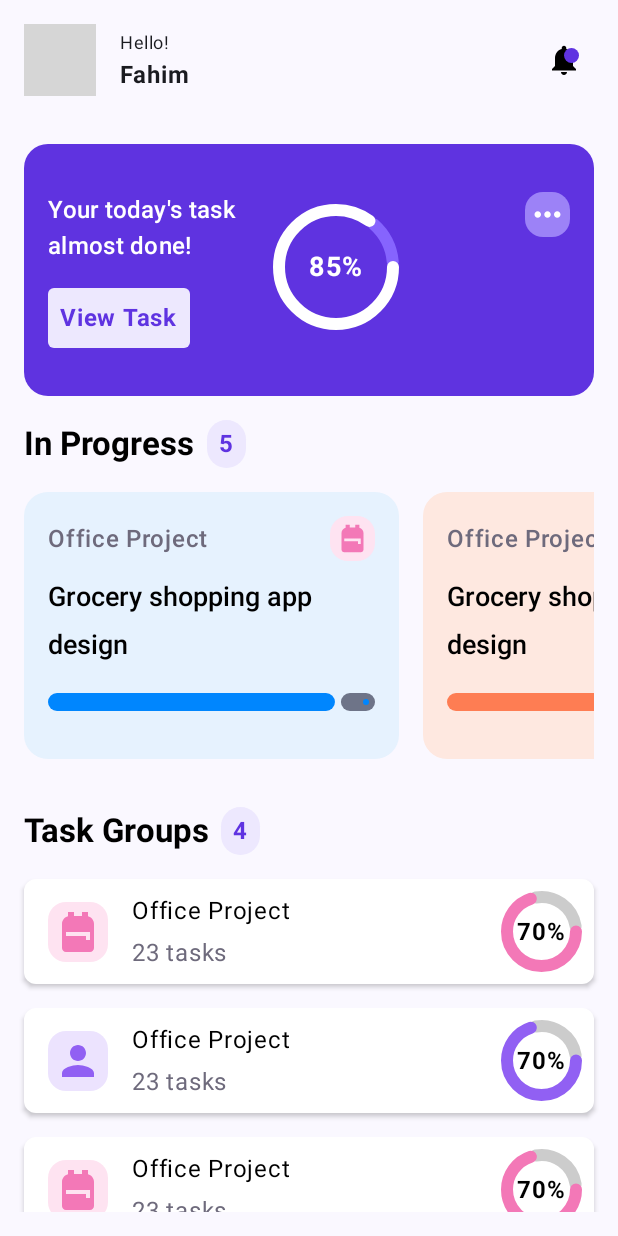
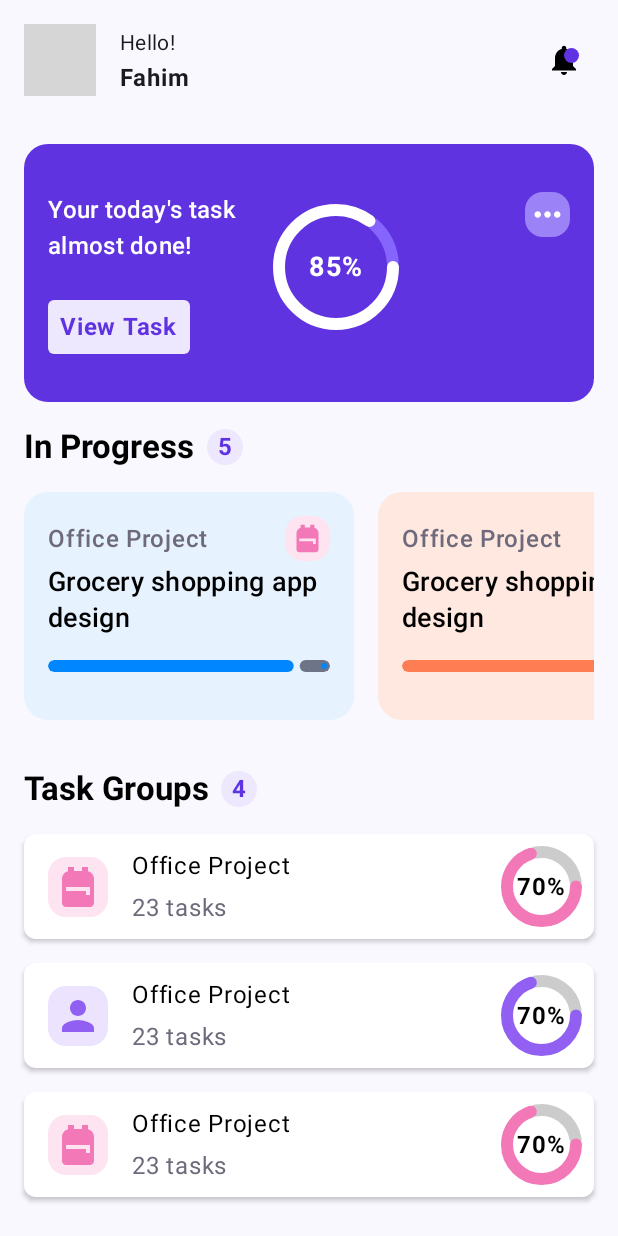
Before and after one commit to fahim-fardous/Task-Hive, an Android app built with Jetpack Compose: the screen it shows after launch (MainActivity), on a phone screen of 412 x 824 dp. Run offline under Robolectric (Android 15) with nearby library versions, the phone set to English and light mode, and no system bars; grey boxes are pictures that could not be loaded.

Commit message:
Fix home page design

```diff
--- a/app/src/main/java/com/example/taskhive/components/InProgressCard.kt
+++ b/app/src/main/java/com/example/taskhive/components/InProgressCard.kt
@@ -4,11 +4,13 @@ import androidx.compose.foundation.background
 import androidx.compose.foundation.layout.Box
 import androidx.compose.foundation.layout.Column
 import androidx.compose.foundation.layout.Row
+import androidx.compose.foundation.layout.Spacer
 import androidx.compose.foundation.layout.fillMaxWidth
 import androidx.compose.foundation.layout.height
 import androidx.compose.foundation.layout.padding
 import androidx.compose.foundation.layout.size
 import androidx.compose.foundation.layout.width
+import androidx.compose.foundation.lazy.LazyRow
 import androidx.compose.foundation.shape.RoundedCornerShape
 import androidx.compose.material.icons.Icons
 import androidx.compose.material.icons.filled.Backpack
@@ -18,6 +20,7 @@ import androidx.compose.material3.CardDefaults
 import androidx.compose.material3.Icon
 import androidx.compose.material3.LinearProgressIndicator
 import androidx.compose.material3.MaterialTheme
+import androidx.compose.material3.Scaffold
 import androidx.compose.material3.Text
 import androidx.compose.runtime.Composable
 import androidx.compose.ui.Alignment
@@ -41,7 +44,7 @@ fun InProgressCard(
     Box(
         modifier =
             Modifier
-                .width(250.dp)
+                .width(220.dp)
                 .background(
                     if (id % 2 == 0) Color(0xFFE6F2FE) else Color(0xFFFEE8E0),
                     shape = RoundedCornerShape(16.dp),
@@ -85,20 +88,20 @@ fun InProgressCard(
                 text = projectName,
                 color = Color.Black,
                 fontWeight = FontWeight.Medium,
-                style = MaterialTheme.typography.headlineSmall,
+                style = MaterialTheme.typography.titleMedium,
                 fontSize = 18.sp,
                 maxLines = 2,
                 modifier =
                     Modifier
                         .fillMaxWidth()
-                        .padding(top = 8.dp),
+                        .padding(top = 2.dp),
             )
 
             LinearProgressIndicator(
                 modifier =
                     Modifier
                         .padding(top = 16.dp)
-                        .height(12.dp)
+                        .height(8.dp)
                         .clip(RoundedCornerShape(4.dp))
                         .fillMaxWidth(),
                 progress = { progress },
@@ -118,10 +121,19 @@ fun InProgressCard(
 @Preview(showBackground = true)
 @Composable
 private fun InProgressCardPreview() {
-    InProgressCard(
-        taskGroup = "Task Group",
-        projectName = "Grocery shopping app design",
-        progress = 0.5f,
-        id = 0,
-    )
+    Scaffold { innerPadding ->
+        Column(modifier = Modifier.padding(innerPadding).padding(16.dp)) {
+            LazyRow {
+                items(5) { id ->
+                    InProgressCard(
+                        taskGroup = "Task Group",
+                        projectName = "Grocery shopping app design",
+                        progress = 0.5f,
+                        id = id,
+                    )
+                    Spacer(modifier = Modifier.width(16.dp))
+                }
+            }
+        }
+    }
 }
--- a/app/src/main/java/com/example/taskhive/components/ProgressCard.kt
+++ b/app/src/main/java/com/example/taskhive/components/ProgressCard.kt
@@ -14,6 +14,7 @@ import androidx.compose.material3.Card
 import androidx.compose.material3.CardDefaults
 import androidx.compose.material3.Icon
 import androidx.compose.material3.MaterialTheme
+import androidx.compose.material3.Scaffold
 import androidx.compose.material3.Text
 import androidx.compose.runtime.Composable
 import androidx.compose.ui.Alignment
@@ -46,11 +47,11 @@ fun ProgressCard(
                 Box(
                     modifier =
                         Modifier
-                            .padding(top = 16.dp)
+                            .padding(top = 24.dp)
                             .background(
                                 color = Color(0xFFEDE8FE),
                                 shape = RoundedCornerShape(4.dp),
-                            ).padding(8.dp),
+                            ).padding(horizontal = 8.dp, vertical = 6.dp),
                 ) {
                     Text(text = "View Task", color = appColor, fontWeight = FontWeight.Bold)
                 }
@@ -80,8 +81,12 @@ fun ProgressCard(
     }
 }
 
-@Preview
+@Preview(showBackground = true)
 @Composable
 private fun ProgressCardPreview() {
-    ProgressCard(onClick = { /*TODO*/ }, progress = 0.85f)
+   Scaffold {innerPadding->
+       Column(modifier = Modifier.padding(innerPadding).padding(16.dp)) {
+           ProgressCard(onClick = { /*TODO*/ }, progress = 0.85f)
+        }
+    }
 }
--- a/app/src/main/java/com/example/taskhive/presentation/task/list/TaskListScreen.kt
+++ b/app/src/main/java/com/example/taskhive/presentation/task/list/TaskListScreen.kt
@@ -76,7 +76,7 @@ fun TaskListScreenSkeleton() {
                     horizontalAlignment = Alignment.Start,
                     verticalArrangement = Arrangement.spacedBy(4.dp),
                 ) {
-                    Text(text = "Hello!", style = MaterialTheme.typography.bodySmall)
+                    Text(text = "Hello!", style = MaterialTheme.typography.bodyMedium)
                     Text(
                         text = "Fahim",
                         style = MaterialTheme.typography.bodyLarge,
@@ -119,11 +119,11 @@ fun TaskListScreenSkeleton() {
                     modifier =
                         Modifier
                             .padding(top = 16.dp, start = 8.dp)
+                            .size(24.dp)
                             .background(
                                 color = Color(0xFFEDE8FE),
                                 shape = CircleShape,
-                        )
-                        .padding(horizontal = 8.dp, vertical = 4.dp),
+                            ),
                     contentAlignment = Alignment.Center,
                 ) {
                     Text(
@@ -164,11 +164,11 @@ fun TaskListScreenSkeleton() {
                     modifier =
                         Modifier
                             .padding(top = 16.dp, start = 8.dp)
+                            .size(24.dp)
                             .background(
                                 color = Color(0xFFEDE8FE),
                                 shape = CircleShape,
-                        )
-                        .padding(horizontal = 8.dp, vertical = 4.dp),
+                            ),
                     contentAlignment = Alignment.Center,
                 ) {
                     Text(
@@ -187,8 +187,13 @@ fun TaskListScreenSkeleton() {
                         bottom = 16.dp,
                     ),
             ) {
-                items(4){id->
-                    TaskGroup(project = "Office Project", numberOfTask = 23, progress = 0.6f, id = id)
+                items(4) { id ->
+                    TaskGroup(
+                        project = "Office Project",
+                        numberOfTask = 23,
+                        progress = 0.6f,
+                        id = id,
+                    )
                     Spacer(modifier = Modifier.height(16.dp))
                 }
             }
```
Lines whose indentation alone changed are shown as unchanged.
